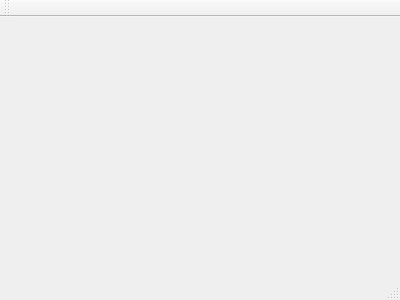
lucabertoni/laserNotes, file src/Desktop App/laserNotes/lasernotes.ui: the form before one commit.
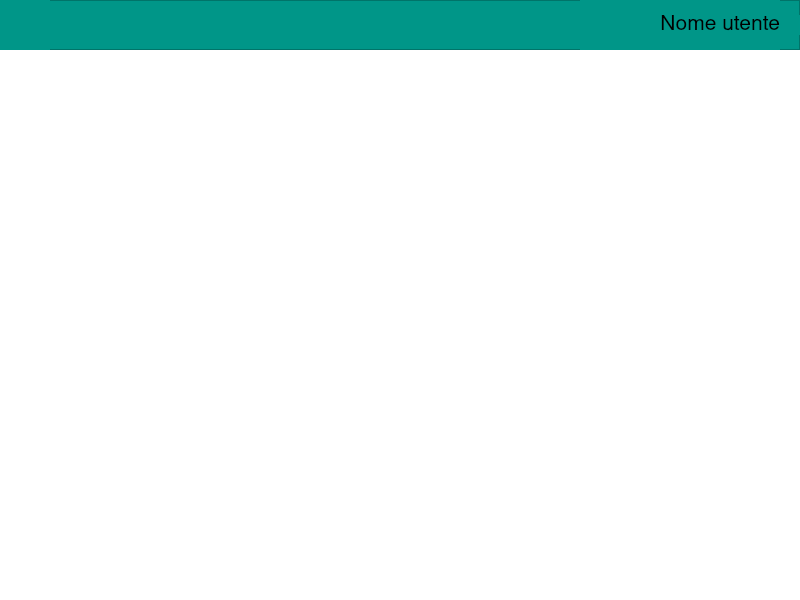
The form after the commit. Icons and pictures are not drawn.

Diff of the .ui file:
```diff
--- a/src/Desktop App/laserNotes/lasernotes.ui
+++ b/src/Desktop App/laserNotes/lasernotes.ui
@@ -1,24 +1,148 @@
 <ui version="4.0">
  <class>laserNotes</class>
- <widget class="QMainWindow" name="laserNotes" >
-  <property name="geometry" >
+ <widget class="QMainWindow" name="laserNotes">
+  <property name="enabled">
+   <bool>true</bool>
+  </property>
+  <property name="geometry">
    <rect>
     <x>0</x>
     <y>0</y>
-    <width>400</width>
-    <height>300</height>
+    <width>800</width>
+    <height>600</height>
    </rect>
   </property>
-  <property name="windowTitle" >
+  <property name="minimumSize">
+   <size>
+    <width>800</width>
+    <height>600</height>
+   </size>
+  </property>
+  <property name="maximumSize">
+   <size>
+    <width>800</width>
+    <height>600</height>
+   </size>
+  </property>
+  <property name="windowTitle">
    <string>laserNotes</string>
   </property>
-  <widget class="QMenuBar" name="menuBar" />
-  <widget class="QToolBar" name="mainToolBar" />
-  <widget class="QWidget" name="centralWidget" />
-  <widget class="QStatusBar" name="statusBar" />
+  <property name="autoFillBackground">
+   <bool>false</bool>
+  </property>
+  <property name="styleSheet">
+   <string notr="true">background-color:white;</string>
+  </property>
+  <widget class="QWidget" name="centralWidget">
+   <widget class="QFrame" name="headerFrane">
+    <property name="geometry">
+     <rect>
+      <x>0</x>
+      <y>0</y>
+      <width>800</width>
+      <height>50</height>
+     </rect>
+    </property>
+    <property name="autoFillBackground">
+     <bool>false</bool>
+    </property>
+    <property name="styleSheet">
+     <string notr="true">background-color: rgb(0, 150, 136)</string>
+    </property>
+    <property name="frameShape">
+     <enum>QFrame::StyledPanel</enum>
+    </property>
+    <property name="frameShadow">
+     <enum>QFrame::Raised</enum>
+    </property>
+    <widget class="QPushButton" name="pushbuttonMenu">
+     <property name="geometry">
+      <rect>
+       <x>0</x>
+       <y>0</y>
+       <width>50</width>
+       <height>50</height>
+      </rect>
+     </property>
+     <property name="styleSheet">
+      <string notr="true">border:none;</string>
+     </property>
+     <property name="text">
+      <string/>
+     </property>
+     <property name="icon">
+      <iconset resource="resource.qrc">
+       <normaloff>:/menu-icon</normaloff>:/menu-icon</iconset>
+     </property>
+     <property name="iconSize">
+      <size>
+       <width>27</width>
+       <height>27</height>
+      </size>
+     </property>
+    </widget>
+    <widget class="QLabel" name="labelUsername">
+     <property name="geometry">
+      <rect>
+       <x>580</x>
+       <y>0</y>
+       <width>200</width>
+       <height>50</height>
+      </rect>
+     </property>
+     <property name="font">
+      <font>
+       <family>Nimbus Sans L</family>
+       <pointsize>16</pointsize>
+       <italic>false</italic>
+      </font>
+     </property>
+     <property name="text">
+      <string>Nome utente</string>
+     </property>
+     <property name="textFormat">
+      <enum>Qt::AutoText</enum>
+     </property>
+     <property name="alignment">
+      <set>Qt::AlignRight|Qt::AlignTrailing|Qt::AlignVCenter</set>
+     </property>
+     <property name="margin">
+      <number>10</number>
+     </property>
+    </widget>
+    <widget class="QPushButton" name="pushbuttonAltro">
+     <property name="geometry">
+      <rect>
+       <x>780</x>
+       <y>15</y>
+       <width>20</width>
+       <height>20</height>
+      </rect>
+     </property>
+     <property name="styleSheet">
+      <string notr="true">border:none;</string>
+     </property>
+     <property name="text">
+      <string/>
+     </property>
+     <property name="icon">
+      <iconset resource="resource.qrc">
+       <normaloff>:/drop-down-icon</normaloff>:/drop-down-icon</iconset>
+     </property>
+     <property name="iconSize">
+      <size>
+       <width>27</width>
+       <height>27</height>
+      </size>
+     </property>
+    </widget>
+   </widget>
+  </widget>
+  <widget class="QStatusBar" name="statusBar"/>
  </widget>
- <layoutDefault spacing="6" margin="11" />
- <pixmapfunction></pixmapfunction>
- <resources/>
+ <layoutdefault spacing="6" margin="11"/>
+ <resources>
+  <include location="resource.qrc"/>
+ </resources>
  <connections/>
 </ui>
```
Left out of the diff: 1 changed line with no effect on the pictures.
